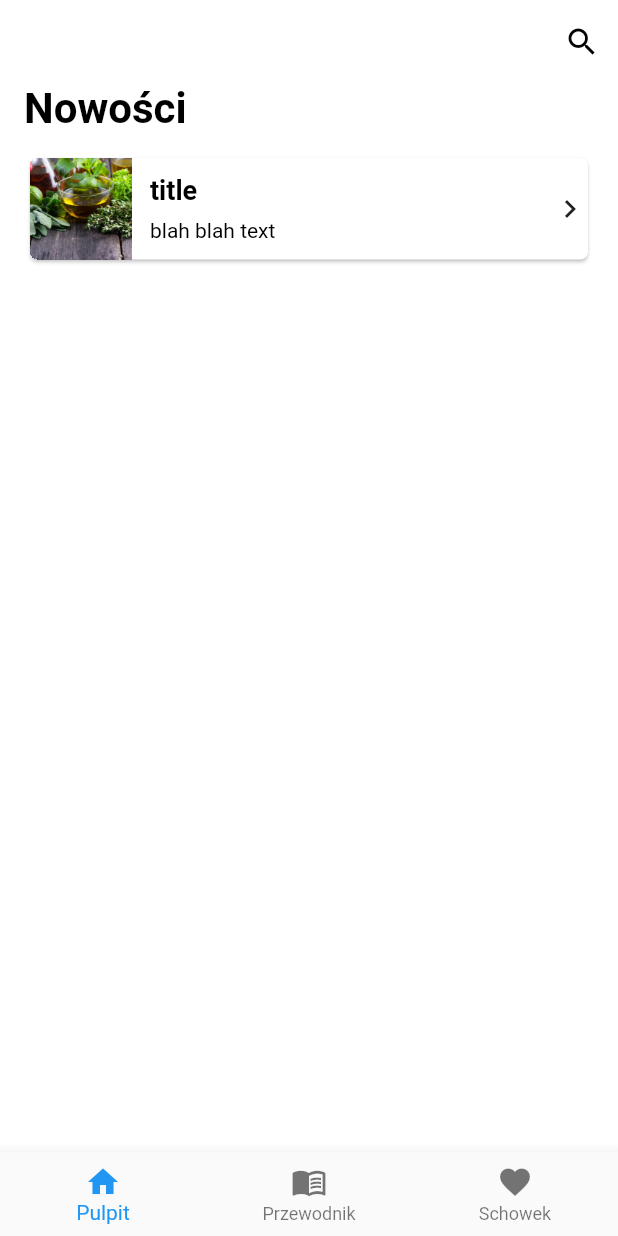
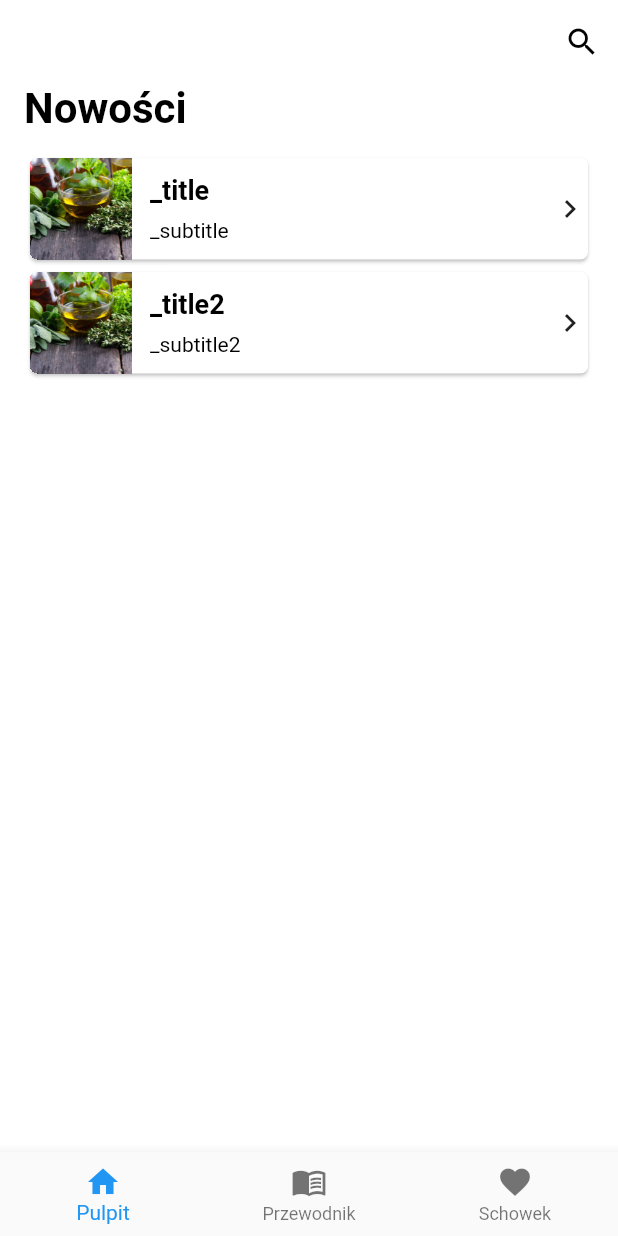
Before and after one commit to hagi77/mobile_endoendo, a Flutter app: the screen it shows after launch, on a phone screen of 412 x 824 dp. Run offline on Flutter 3.47's test engine with Material 2 defaults, Android fonts, the phone set to English and light mode, and no system bars; our stand-ins replace get_it; generated files the repository leaves out were written again.

Commit message:
Extract the article thumbnail to a separate class

```diff
--- a/lib/features/dashboard/dashboard_widget.dart
+++ b/lib/features/dashboard/dashboard_widget.dart
@@ -4,6 +4,7 @@ import 'package:flutter_gen/gen_l10n/app_localizations.dart';
 import 'package:mobile_endoendo/core/base_widget_state.dart';
 import 'package:mobile_endoendo/core/values.dart';
 import 'package:mobile_endoendo/features/dashboard/dashboard_view_model.dart';
+import 'package:mobile_endoendo/widgets/article_thumb_widget.dart';
 
 class DashboardWidget extends StatefulWidget {
   const DashboardWidget({Key? key, required this.title}) : super(key: key);
@@ -43,45 +44,10 @@ class _DashboardState
                       style: Theme.of(context).textTheme.headline1,
                     ),
                   ),
-                  Card(
-                    child: Row(
-                      children: [
-                        const Image(
-                          image: AssetImage('lib/images/placeholder.jpg'),
-                          fit: BoxFit.fitHeight,
-                          width: 68,
-                          height: 68,
-                        ),
-                        Expanded(
-                            child: Column(
-                          crossAxisAlignment: CrossAxisAlignment.start,
-                          mainAxisAlignment: MainAxisAlignment.spaceEvenly,
-                          mainAxisSize: MainAxisSize.min,
-                          children: [
-                            Padding(
-                                padding: const EdgeInsets.fromLTRB(marginMedium,
-                                    marginSmall, marginSmall, marginTiny),
-                                child: Text(
-                                  'title',
-                                  style: Theme.of(context).textTheme.headline3,
-                                  maxLines: 1,
-                                )),
-                            Padding(
-                                padding: const EdgeInsets.fromLTRB(marginMedium,
-                                    marginTiny, marginSmall, marginSmall),
-                                child: Text('blah blah text',
-                                    style:
-                                        Theme.of(context).textTheme.bodyText2,
-                                    maxLines: 2))
-                          ],
-                        )),
-                        Icon(Icons.navigate_next),
-                      ],
-                    ),
-                    shape: RoundedRectangleBorder(
-                        borderRadius: BorderRadius.circular(5)),
-                    clipBehavior: Clip.hardEdge,
-                  ),
+                  ArticleThumbnailWidget(
+                      "_thumbnailUrl", "_title", "_subtitle"),
+                  ArticleThumbnailWidget(
+                      "_thumbnailUrl", "_title2", "_subtitle2"),
                 ]),
           )),
       bottomNavigationBar: BottomNavigationBar(
--- /dev/null
+++ b/lib/widgets/article_thumb_widget.dart
@@ -0,0 +1,51 @@
+import 'package:flutter/cupertino.dart';
+import 'package:flutter/material.dart';
+import 'package:mobile_endoendo/core/values.dart';
+
+class ArticleThumbnailWidget extends StatelessWidget {
+  String _thumbnailUrl;
+
+  String _title;
+
+  String _subtitle;
+
+  ArticleThumbnailWidget(
+      String this._thumbnailUrl, String this._title, String this._subtitle);
+
+  @override
+  Widget build(BuildContext context) => Card(
+        child: Row(
+          children: [
+            const Image(
+              image: AssetImage('lib/images/placeholder.jpg'),
+              fit: BoxFit.fitHeight,
+              width: 68,
+              height: 68,
+            ),
+            Expanded(
+                child: Column(
+              crossAxisAlignment: CrossAxisAlignment.start,
+              children: [
+                Padding(
+                    padding: const EdgeInsets.fromLTRB(
+                        marginMedium, marginSmall, marginSmall, marginTiny),
+                    child: Text(
+                      _title,
+                      style: Theme.of(context).textTheme.headline3,
+                      maxLines: 1,
+                    )),
+                Padding(
+                    padding: const EdgeInsets.fromLTRB(
+                        marginMedium, marginTiny, marginSmall, marginSmall),
+                    child: Text(_subtitle,
+                        style: Theme.of(context).textTheme.bodyText2,
+                        maxLines: 2))
+              ],
+            )),
+            Icon(Icons.navigate_next),
+          ],
+        ),
+        shape: RoundedRectangleBorder(borderRadius: BorderRadius.circular(5)),
+        clipBehavior: Clip.hardEdge,
+      );
+}
```
